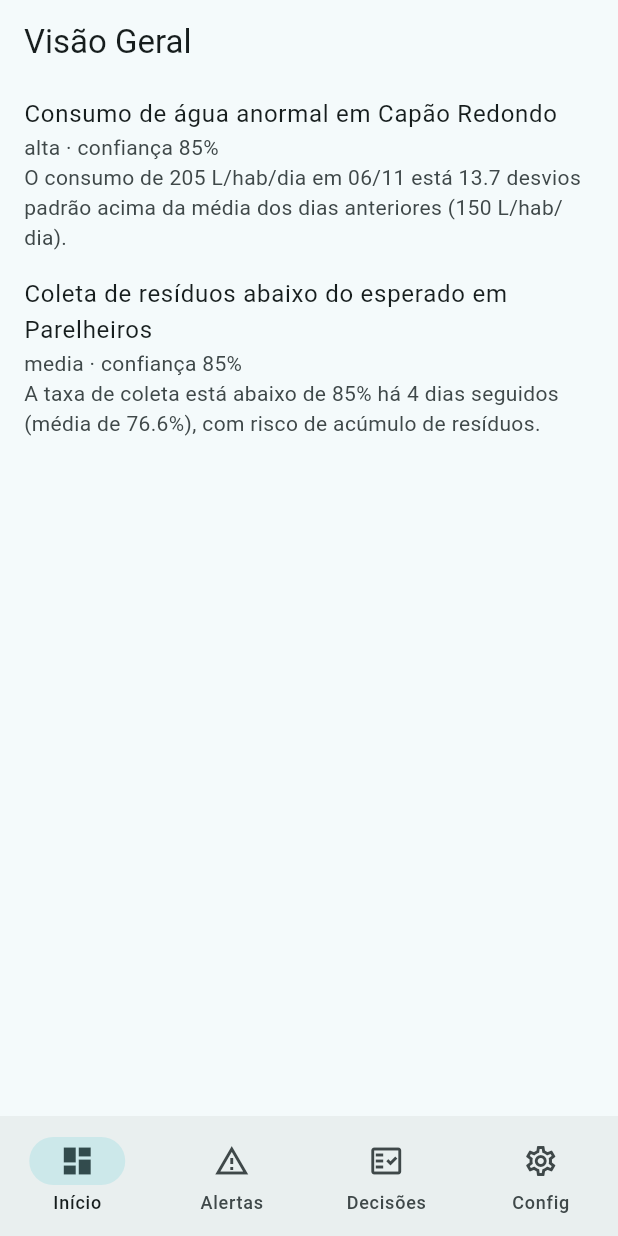
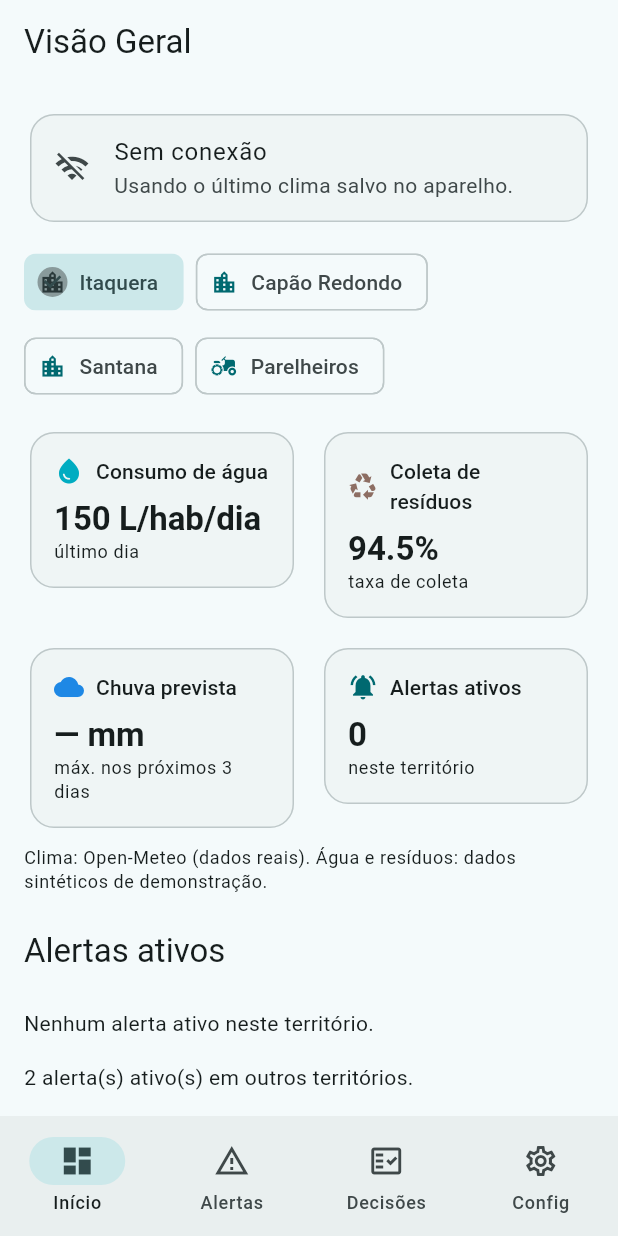
Before and after one commit to PietroMauerGodoy/GS02-CROSS-PLATAFORM-APPLICATION-DEVELOPMENT, a Flutter app: the screen it shows after launch, on a phone screen of 412 x 824 dp. Run offline on Flutter 3.47's test engine with Material 3 defaults, Android fonts, the phone set to English and light mode, and no system bars; our stand-ins replace dio, flutter_riverpod, go_router, shared_preferences; network calls fail.

Commit message:
feat: home com seletor de territorio, KPIs e alertas

```diff
--- a/lib/core/providers.dart
+++ b/lib/core/providers.dart
@@ -10,6 +10,7 @@ import '../domain/alerts/motor_alertas.dart';
 import '../domain/models/alerta.dart';
 import '../domain/models/decisao.dart';
 import '../domain/models/enums.dart';
+import '../domain/resumo_territorio.dart';
 
 /// Sobrescrito no main.dart com a instância real.
 final sharedPrefsProvider =
@@ -71,3 +72,11 @@ final alertasProvider = Provider<AsyncValue<List<Alerta>>>((ref) {
     ];
   });
 });
+
+/// Resumo (KPIs) do território selecionado.
+final resumoProvider = Provider<AsyncValue<ResumoTerritorio>>((ref) {
+  final id = ref.watch(territorioSelecionadoProvider);
+  return ref
+      .watch(dadosProvider)
+      .whenData((d) => ResumoTerritorio.de(d.indicadores, id, DateTime.now()));
+});
--- /dev/null
+++ b/lib/core/widgets/kpi_card.dart
@@ -0,0 +1,52 @@
+import 'package:flutter/material.dart';
+
+class KpiCard extends StatelessWidget {
+  final String titulo;
+  final String valor;
+  final String? detalhe;
+  final IconData icone;
+  final Color cor;
+
+  const KpiCard({
+    super.key,
+    required this.titulo,
+    required this.valor,
+    this.detalhe,
+    required this.icone,
+    required this.cor,
+  });
+
+  @override
+  Widget build(BuildContext context) {
+    final tema = Theme.of(context).textTheme;
+    return Semantics(
+      container: true,
+      label: '$titulo: $valor${detalhe != null ? ', $detalhe' : ''}',
+      child: ExcludeSemantics(
+        child: Card(
+          child: Padding(
+            padding: const EdgeInsets.all(16),
+            child: Column(
+              crossAxisAlignment: CrossAxisAlignment.start,
+              children: [
+                Row(
+                  children: [
+                    Icon(icone, color: cor, size: 20),
+                    const SizedBox(width: 8),
+                    Expanded(child: Text(titulo, style: tema.labelLarge)),
+                  ],
+                ),
+                const SizedBox(height: 8),
+                Text(
+                  valor,
+                  style: tema.titleLarge?.copyWith(fontWeight: FontWeight.bold),
+                ),
+                if (detalhe != null) Text(detalhe!, style: tema.bodySmall),
+              ],
+            ),
+          ),
+        ),
+      ),
+    );
+  }
+}
--- a/lib/features/home/home_page.dart
+++ b/lib/features/home/home_page.dart
@@ -1,40 +1,167 @@
+import 'dart:math';
+
 import 'package:flutter/material.dart';
 import 'package:flutter_riverpod/flutter_riverpod.dart';
+import 'package:go_router/go_router.dart';
 
 import '../../core/providers.dart';
+import '../../core/theme/app_colors.dart';
+import '../../core/widgets/alerta_card.dart';
+import '../../core/widgets/kpi_card.dart';
+import '../../data/seed/territorios_seed.dart';
+import '../../domain/models/enums.dart';
 
 class HomePage extends ConsumerWidget {
   const HomePage({super.key});
 
+  String _n(double? v, {int casas = 0}) =>
+      v == null ? '—' : v.toStringAsFixed(casas);
+
   @override
   Widget build(BuildContext context, WidgetRef ref) {
-    final alertas = ref.watch(alertasProvider);
+    final selecionado = ref.watch(territorioSelecionadoProvider);
+    final dados = ref.watch(dadosProvider);
+    final todosAlertas = ref.watch(alertasProvider).valueOrNull ?? [];
+    final resumo = ref.watch(resumoProvider).valueOrNull;
+
+    final doTerritorio = todosAlertas
+        .where((a) =>
+            a.territorioId == selecionado && a.status == StatusAlerta.ativo)
+        .toList();
+    final outros = todosAlertas
+        .where((a) =>
+            a.territorioId != selecionado && a.status == StatusAlerta.ativo)
+        .length;
+
+    final larguraCard =
+        min((MediaQuery.sizeOf(context).width - 32 - 12) / 2, 260.0);
 
     return Scaffold(
       appBar: AppBar(title: const Text('Visão Geral')),
-      body: alertas.when(
+      body: dados.when(
         loading: () => const Center(child: CircularProgressIndicator()),
         error: (e, _) => Center(child: Text('Erro ao carregar dados: $e')),
-        data: (lista) {
-          if (lista.isEmpty) {
-            return const Center(child: Text('Nenhum alerta ativo'));
-          }
-          return ListView.builder(
-            itemCount: lista.length,
-            itemBuilder: (_, i) {
-              final a = lista[i];
-              return ListTile(
-                title: Text(a.titulo),
-                subtitle: Text(
-                  '${a.severidade.name} · confiança ${a.confiancaPct}%\n'
-                  '${a.justificativa}',
+        data: (d) => ListView(
+          padding: const EdgeInsets.all(16),
+          children: [
+            if (d.climaDoCache) const _AvisoOffline(),
+            Wrap(
+              spacing: 8,
+              runSpacing: 8,
+              children: [
+                for (final t in territoriosSeed)
+                  ChoiceChip(
+                    avatar: Icon(
+                      t.tipo == TipoTerritorio.rural
+                          ? Icons.agriculture
+                          : Icons.location_city,
+                      size: 18,
+                    ),
+                    label: Text(t.nome),
+                    selected: t.id == selecionado,
+                    onSelected: (_) => ref
+                        .read(territorioSelecionadoProvider.notifier)
+                        .selecionar(t.id),
+                  ),
+              ],
+            ),
+            const SizedBox(height: 16),
+            Wrap(
+              spacing: 12,
+              runSpacing: 12,
+              children: [
+                SizedBox(
+                  width: larguraCard,
+                  child: KpiCard(
+                    titulo: 'Consumo de água',
+                    valor: '${_n(resumo?.consumoAgua)} L/hab/dia',
+                    detalhe: 'último dia',
+                    icone: Icons.water_drop,
+                    cor: AppColors.agua,
+                  ),
                 ),
-                isThreeLine: true,
-              );
-            },
-          );
-        },
+                SizedBox(
+                  width: larguraCard,
+                  child: KpiCard(
+                    titulo: 'Coleta de resíduos',
+                    valor: '${_n(resumo?.taxaColeta, casas: 1)}%',
+                    detalhe: 'taxa de coleta',
+                    icone: Icons.recycling,
+                    cor: AppColors.residuos,
+                  ),
+                ),
+                SizedBox(
+                  width: larguraCard,
+                  child: KpiCard(
+                    titulo: 'Chuva prevista',
+                    valor: '${_n(resumo?.chuvaMax3d, casas: 1)} mm',
+                    detalhe: 'máx. nos próximos 3 dias',
+                    icone: Icons.cloud,
+                    cor: AppColors.clima,
+                  ),
+                ),
+                SizedBox(
+                  width: larguraCard,
+                  child: KpiCard(
+                    titulo: 'Alertas ativos',
+                    valor: '${doTerritorio.length}',
+                    detalhe: 'neste território',
+                    icone: Icons.notifications_active,
+                    cor: Theme.of(context).colorScheme.primary,
+                  ),
+                ),
+              ],
+            ),
+            const SizedBox(height: 8),
+            Text(
+              'Clima: Open-Meteo (dados reais). Água e resíduos: dados '
+              'sintéticos de demonstração.',
+              style: Theme.of(context).textTheme.bodySmall,
+            ),
+            const SizedBox(height: 24),
+            Text('Alertas ativos',
+                style: Theme.of(context).textTheme.titleLarge),
+            const SizedBox(height: 8),
+            if (doTerritorio.isEmpty)
+              const Padding(
+                padding: EdgeInsets.symmetric(vertical: 16),
+                child: Text('Nenhum alerta ativo neste território.'),
+              )
+            else
+              for (final a in doTerritorio)
+                Padding(
+                  padding: const EdgeInsets.only(bottom: 12),
+                  child: AlertaCard(
+                    alerta: a,
+                    onTap: () => context.go('/alertas/${a.id}'),
+                  ),
+                ),
+            if (outros > 0)
+              Text(
+                '$outros alerta(s) ativo(s) em outros territórios.',
+                style: Theme.of(context).textTheme.bodyMedium,
+              ),
+          ],
+        ),
       ),
     );
   }
 }
+
+class _AvisoOffline extends StatelessWidget {
+  const _AvisoOffline();
+
+  @override
+  Widget build(BuildContext context) {
+    return const Padding(
+      padding: EdgeInsets.only(bottom: 12),
+      child: Card(
+        child: ListTile(
+          leading: Icon(Icons.wifi_off),
+          title: Text('Sem conexão'),
+          subtitle: Text('Usando o último clima salvo no aparelho.'),
+        ),
+      ),
+    );
+  }
+}
```
Also changed, not shown: lib/core/widgets/alerta_card.dart (added, +57 -0 lines), lib/core/widgets/severidade_badge.dart (added, +60 -0 lines), lib/domain/resumo_territorio.dart (added, +39 -0 lines).
